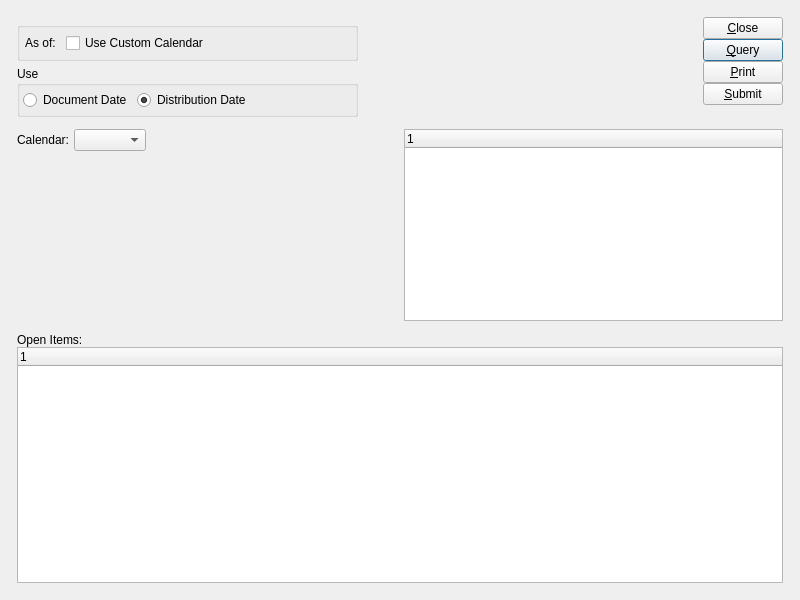
First picture: the form in xtuple/trunk/guiclient/dspTimePhasedOpenARItems.ui, repository WooodHead/xtuple, before the edit.
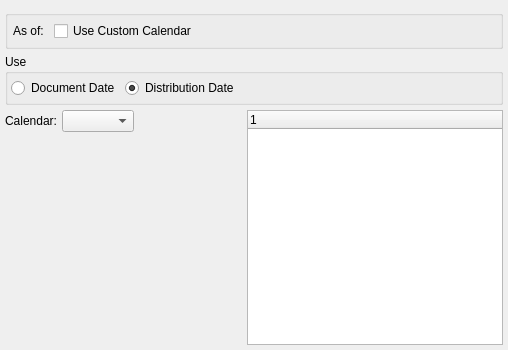
Second picture: the form after the edit. Custom widgets are drawn as their Qt base class.

Commit message: Convert open a/r aging to display class.

Diff of the .ui file:
```diff
--- a/xtuple/trunk/guiclient/dspTimePhasedOpenARItems.ui
+++ b/xtuple/trunk/guiclient/dspTimePhasedOpenARItems.ui
@@ -13,25 +13,13 @@
    <rect>
     <x>0</x>
     <y>0</y>
-    <width>800</width>
-    <height>600</height>
+    <width>508</width>
+    <height>350</height>
    </rect>
   </property>
   <property name="windowTitle">
    <string>Receivables Aging</string>
   </property>
-  <layout class="QGridLayout" name="gridLayout_4">
-   <item row="0" column="0">
-    <layout class="QGridLayout" name="gridLayout_3">
-     <property name="margin">
-      <number>12</number>
-     </property>
-     <property name="spacing">
-      <number>12</number>
-     </property>
-     <item row="0" column="0">
-      <layout class="QHBoxLayout" name="horizontalLayout">
-       <item>
         <layout class="QGridLayout" name="gridLayout_2">
          <item row="0" column="0">
           <widget class="CustomerSelector" name="_customerSelector"/>
@@ -129,87 +117,7 @@
            </layout>
           </widget>
          </item>
-        </layout>
-       </item>
-       <item>
-        <spacer name="horizontalSpacer_2">
-         <property name="orientation">
-          <enum>Qt::Horizontal</enum>
-         </property>
-         <property name="sizeHint" stdset="0">
-          <size>
-           <width>40</width>
-           <height>20</height>
-          </size>
-         </property>
-        </spacer>
-       </item>
-       <item>
-        <layout class="QVBoxLayout">
-         <property name="spacing">
-          <number>0</number>
-         </property>
-         <item>
-          <widget class="QPushButton" name="_close">
-           <property name="text">
-            <string>&amp;Close</string>
-           </property>
-           <property name="autoDefault">
-            <bool>false</bool>
-           </property>
-           <property name="default">
-            <bool>false</bool>
-           </property>
-          </widget>
-         </item>
-         <item>
-          <widget class="QPushButton" name="_query">
-           <property name="text">
-            <string>&amp;Query</string>
-           </property>
-           <property name="autoDefault">
-            <bool>true</bool>
-           </property>
-           <property name="default">
-            <bool>true</bool>
-           </property>
-          </widget>
-         </item>
-         <item>
-          <widget class="QPushButton" name="_print">
-           <property name="text">
-            <string>&amp;Print</string>
-           </property>
-          </widget>
-         </item>
-         <item>
-          <widget class="QPushButton" name="_submit">
-           <property name="text">
-            <string>&amp;Submit</string>
-           </property>
-          </widget>
-         </item>
-         <item>
-          <spacer>
-           <property name="orientation">
-            <enum>Qt::Vertical</enum>
-           </property>
-           <property name="sizeType">
-            <enum>QSizePolicy::Expanding</enum>
-           </property>
-           <property name="sizeHint" stdset="0">
-            <size>
-             <width>20</width>
-             <height>0</height>
-            </size>
-           </property>
-          </spacer>
-         </item>
-        </layout>
-       </item>
-      </layout>
-     </item>
-     <item row="1" column="0">
+   <item row="3" column="0">
       <layout class="QHBoxLayout">
        <property name="spacing">
         <number>7</number>
@@ -288,55 +196,6 @@
        </item>
       </layout>
      </item>
-     <item row="2" column="0">
-      <widget class="QFrame" name="frame">
-       <property name="sizePolicy">
-        <sizepolicy hsizetype="Preferred" vsizetype="Expanding">
-         <horstretch>0</horstretch>
-         <verstretch>1</verstretch>
-        </sizepolicy>
-       </property>
-       <property name="frameShape">
-        <enum>QFrame::NoFrame</enum>
-       </property>
-       <property name="frameShadow">
-        <enum>QFrame::Plain</enum>
-       </property>
-       <layout class="QVBoxLayout">
-        <property name="spacing">
-         <number>0</number>
-        </property>
-        <property name="margin">
-         <number>0</number>
-        </property>
-        <item>
-         <widget class="QLabel" name="_openARItemsLit">
-          <property name="text">
-           <string>Open Items:</string>
-          </property>
-         </widget>
-        </item>
-        <item>
-         <widget class="XTreeWidget" name="_aropen">
-          <property name="sizePolicy">
-           <sizepolicy hsizetype="Expanding" vsizetype="Expanding">
-            <horstretch>0</horstretch>
-            <verstretch>0</verstretch>
-           </sizepolicy>
-          </property>
-          <property name="minimumSize">
-           <size>
-            <width>0</width>
-            <height>100</height>
-           </size>
-          </property>
-         </widget>
-        </item>
-       </layout>
-      </widget>
-     </item>
-    </layout>
-   </item>
   </layout>
  </widget>
  <layoutdefault spacing="5" margin="5"/>
```
Left out of the diff: 21 changed lines with no effect on the pictures. Lines whose indentation alone changed are shown as unchanged. The commit also changes 2 other files.
